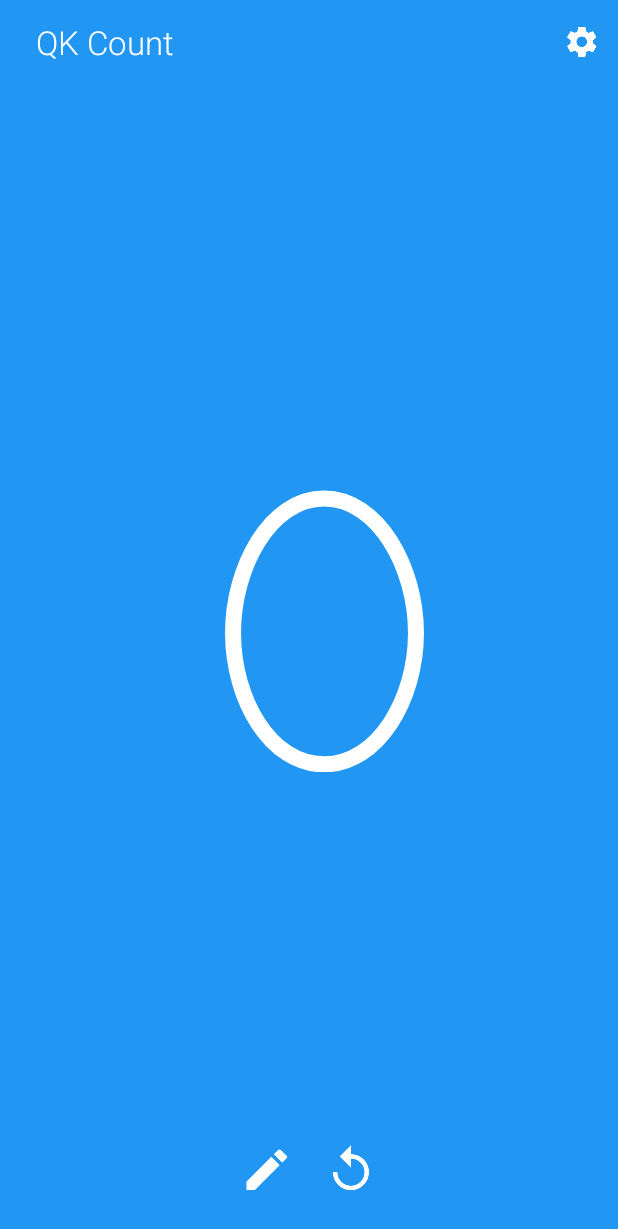
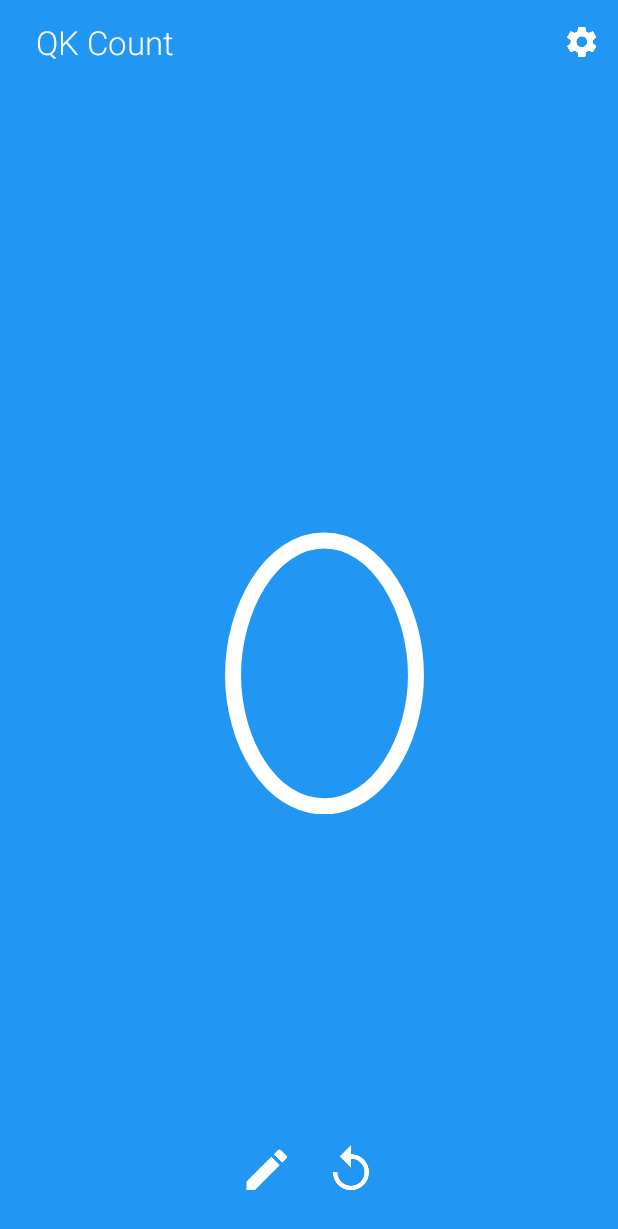
Before and after one commit to moezbhatti/qk-count, an Android app: the screen it shows after launch (MainActivity), on a phone screen of 412 x 824 dp. Shown: the top 1229 px of the screen. Run offline under Robolectric (Android 15) with nearby library versions, the phone set to English and light mode, and no system bars.

Commit message:
Fixed rotation issues

```diff
--- a/qkcount/src/main/java/com/qklabs/counter/activity/MainActivity.java
+++ b/qkcount/src/main/java/com/qklabs/counter/activity/MainActivity.java
@@ -1,5 +1,6 @@
 package com.qklabs.counter.activity;
 
+import android.app.FragmentManager;
 import android.os.Bundle;
 import android.support.v7.app.ActionBarActivity;
 import android.support.v7.widget.Toolbar;
@@ -7,9 +8,9 @@ import android.view.KeyEvent;
 import android.view.Menu;
 import android.view.MenuItem;
 import android.widget.TextView;
+import com.qklabs.counter.R;
 import com.qklabs.counter.fragment.CounterFragment;
 import com.qklabs.counter.fragment.PreferenceFragment;
-import com.qklabs.counter.R;
 
 /**
  * @author Moez Bhatti
@@ -30,10 +31,14 @@ public class MainActivity extends ActionBarActivity {
 
         mTitle = (TextView) toolbar.findViewById(R.id.title);
 
-        mCounterFragment = new CounterFragment();
+        FragmentManager fm = getFragmentManager();
 
-        getFragmentManager().beginTransaction()
-                .add(R.id.fragment_frame, mCounterFragment)
+        mCounterFragment = (CounterFragment) fm.findFragmentById(R.id.fragment_frame);
+        if (mCounterFragment == null) {
+            mCounterFragment = new CounterFragment();
+        }
+        fm.beginTransaction()
+                .replace(R.id.fragment_frame, mCounterFragment)
                 .show(mCounterFragment)
                 .commit();
     }
--- a/qkcount/src/main/res/layout/counter.xml
+++ b/qkcount/src/main/res/layout/counter.xml
@@ -1,37 +1,27 @@
 <?xml version="1.0" encoding="utf-8"?>
 
-<LinearLayout
-    android:id="@+id/root_view"
+<RelativeLayout android:id="@+id/root_view"
     xmlns:android="http://schemas.android.com/apk/res/android"
     android:layout_width="match_parent"
     android:layout_height="match_parent"
     android:background="@drawable/ripple"
-    android:gravity="center"
     android:orientation="vertical"
     android:paddingBottom="@dimen/activity_vertical_margin"
     android:paddingLeft="@dimen/activity_horizontal_margin"
     android:paddingRight="@dimen/activity_horizontal_margin"
     android:paddingTop="@dimen/activity_vertical_margin">
 
-    <Space
-        android:layout_width="match_parent"
-        android:layout_height="0dp"
-        android:layout_weight="1" />
-
     <com.qklabs.counter.view.CounterView
         android:id="@+id/counter"
         android:layout_width="match_parent"
-        android:layout_height="wrap_content"
+        android:layout_height="320dp"
+        android:layout_centerInParent="true"
         android:animateLayoutChanges="true" />
-
-    <Space
-        android:layout_width="match_parent"
-        android:layout_height="0dp"
-        android:layout_weight="1" />
 
     <LinearLayout
         android:layout_width="match_parent"
         android:layout_height="56dp"
+        android:layout_alignParentBottom="true"
         android:gravity="center"
         android:orientation="horizontal">
 
@@ -73,4 +63,4 @@
             android:src="@drawable/ic_arrow" />
     </LinearLayout>
 
-</LinearLayout>
+</RelativeLayout>
```
